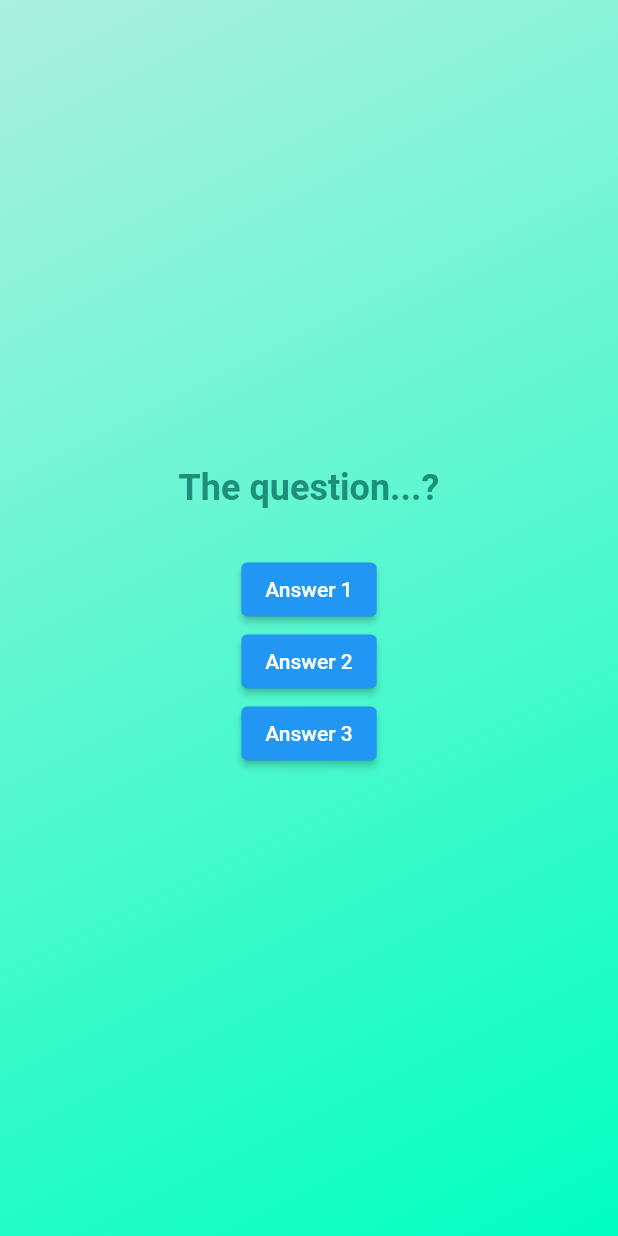
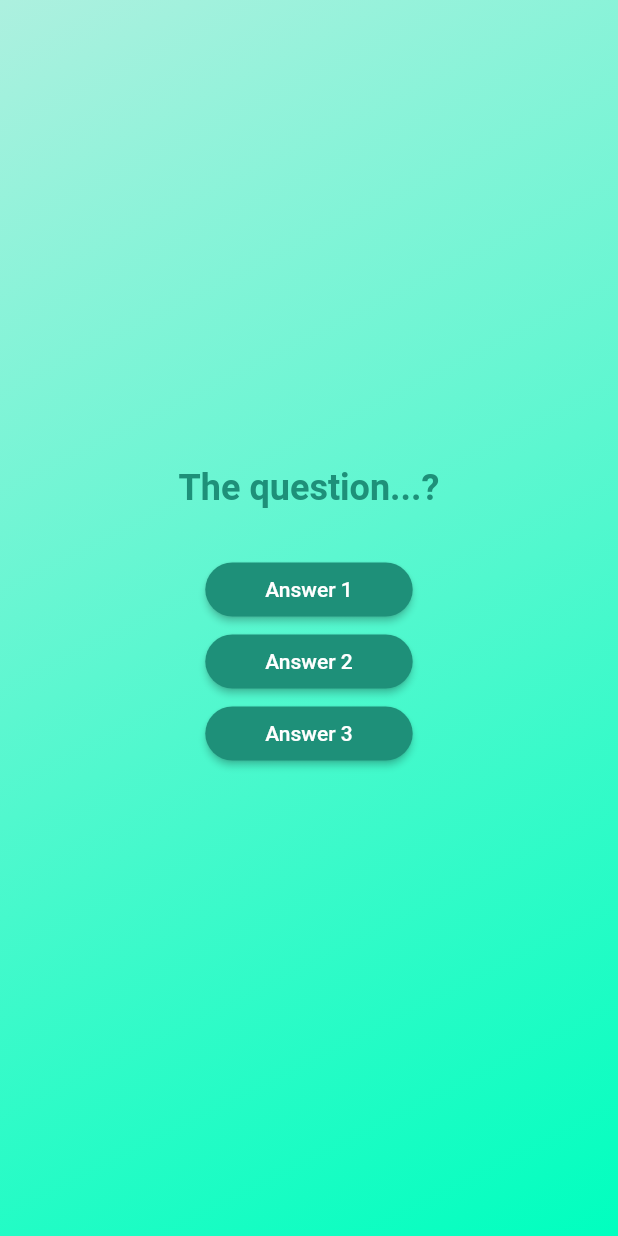
Before and after one commit to tmaulon/u_flutter_quiz_app, a Flutter app: the screen it shows after launch, after a tap on "Start quiz", on a phone screen of 412 x 824 dp. Run offline on Flutter 3.47's test engine with Material 2 defaults, Android fonts, the phone set to English and light mode, and no system bars.

Commit message:
create a reusable custom styled button

```diff
--- /dev/null
+++ b/lib/components/answer_button.dart
@@ -0,0 +1,28 @@
+import 'package:flutter/material.dart';
+
+class AnswerButton extends StatelessWidget {
+  const AnswerButton({
+    super.key,
+    required this.answerText,
+    required this.onTap,
+  });
+
+  final String answerText;
+  final void Function() onTap;
+
+  @override
+  Widget build(BuildContext context) {
+    return ElevatedButton(
+      onPressed: onTap,
+      style: ElevatedButton.styleFrom(
+        padding: const EdgeInsets.symmetric(vertical: 10, horizontal: 40),
+        backgroundColor: const Color.fromARGB(255, 30, 144, 121),
+        foregroundColor: const Color.fromARGB(255, 255, 255, 255),
+        shape: RoundedRectangleBorder(
+          borderRadius: BorderRadius.circular(40),
+        ),
+      ),
+      child: Text(answerText),
+    );
+  }
+}
--- a/lib/questions_screen.dart
+++ b/lib/questions_screen.dart
@@ -1,4 +1,5 @@
 import 'package:flutter/material.dart';
+import 'package:u_flutter_quiz_app/components/answer_button.dart';
 
 class QuestionsScreen extends StatefulWidget {
   const QuestionsScreen({super.key});
@@ -27,9 +28,18 @@
         const SizedBox(
           height: 30,
         ),
-        ElevatedButton(onPressed: () {}, child: const Text("Answer 1")),
-        ElevatedButton(onPressed: () {}, child: const Text("Answer 2")),
-        ElevatedButton(onPressed: () {}, child: const Text("Answer 3")),
+        AnswerButton(
+          answerText: 'Answer 1',
+          onTap: () {},
+        ),
+        AnswerButton(
+          answerText: 'Answer 2',
+          onTap: () {},
+        ),
+        AnswerButton(
+          answerText: 'Answer 3',
+          onTap: () {},
+        ),
       ]),
     );
   }
```
